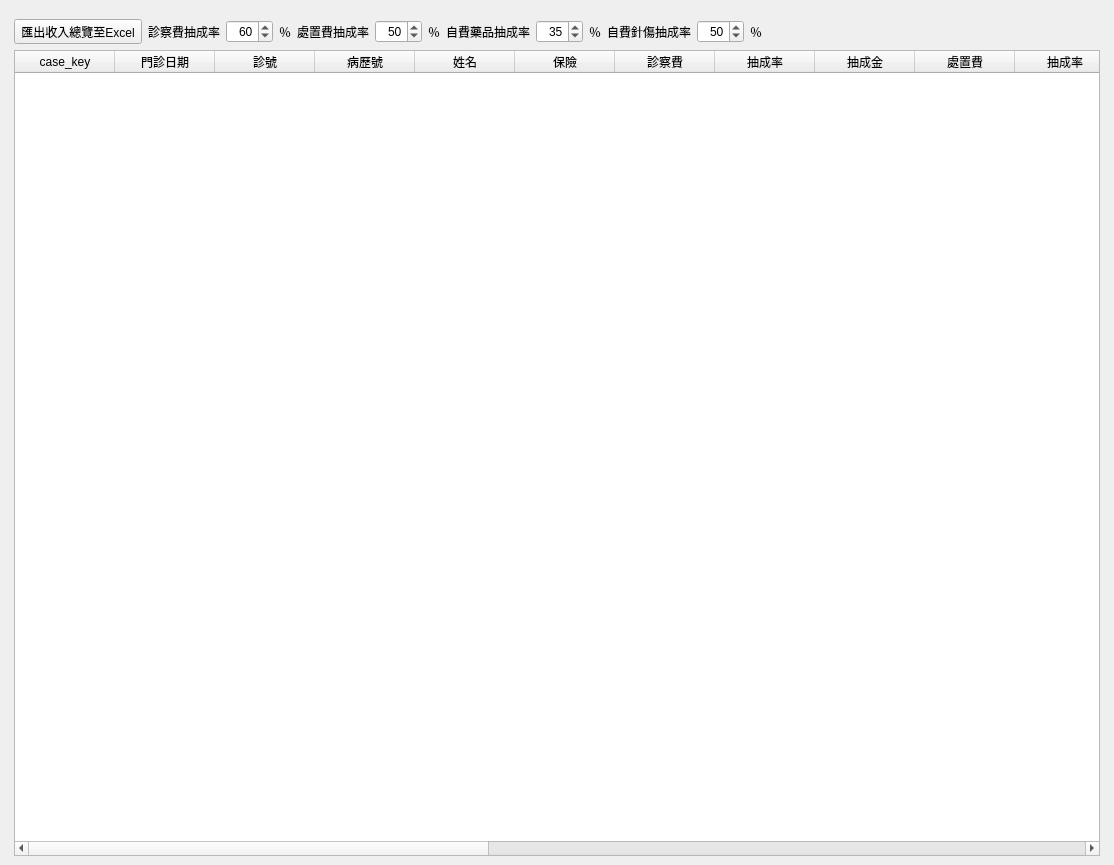
Above: ui/statistics_doctor_achievement.ui from picacat/pymedical before the change. Below: the same form after it.
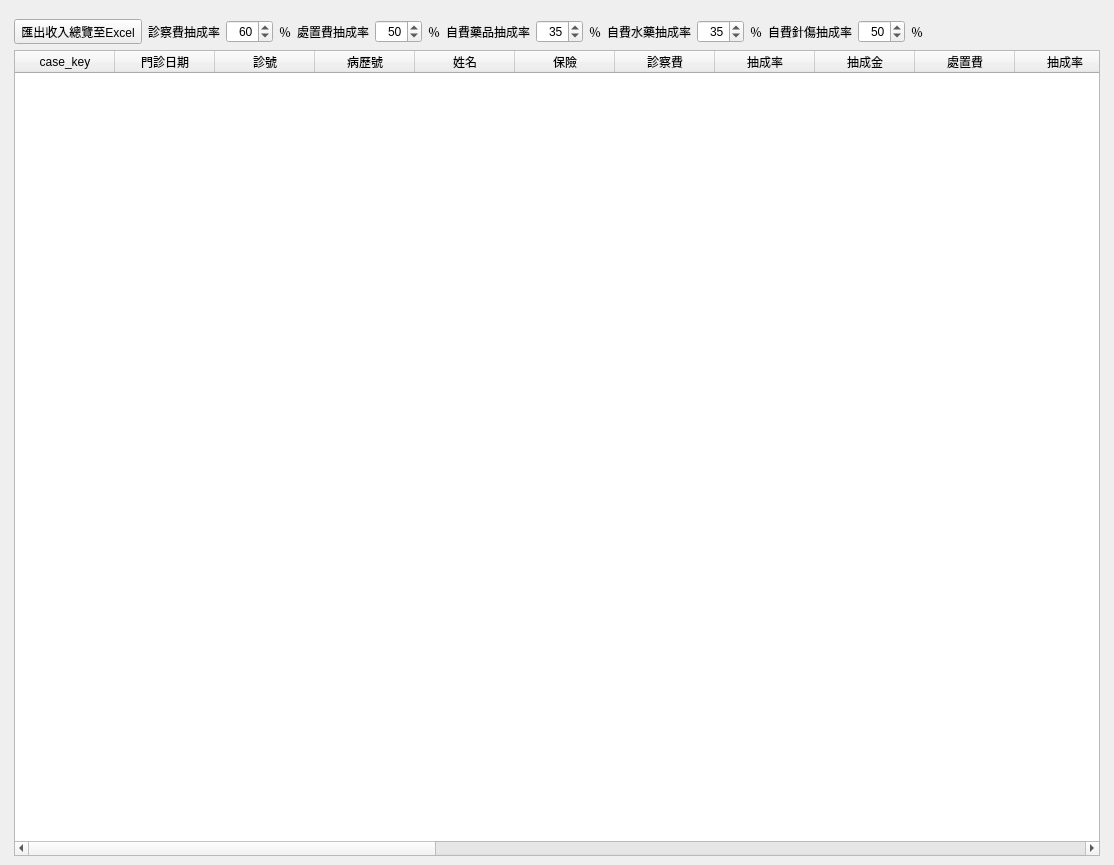
That is the form after the change. Icons and pictures are not drawn.

```diff
--- a/ui/statistics_doctor_achievement.ui
+++ b/ui/statistics_doctor_achievement.ui
@@ -129,6 +129,33 @@
                 </property>
                </widget>
               </item>
+              <item>
+               <widget class="QLabel" name="label_7">
+                <property name="text">
+                 <string>自費水藥抽成率</string>
+                </property>
+               </widget>
+              </item>
+              <item>
+               <widget class="QSpinBox" name="spinBox_herb_rate">
+                <property name="alignment">
+                 <set>Qt::AlignRight|Qt::AlignTrailing|Qt::AlignVCenter</set>
+                </property>
+                <property name="maximum">
+                 <number>100</number>
+                </property>
+                <property name="value">
+                 <number>35</number>
+                </property>
+               </widget>
+              </item>
+              <item>
+               <widget class="QLabel" name="label_herb_rate_type">
+                <property name="text">
+                 <string>％</string>
+                </property>
+               </widget>
+              </item>
               <item>
                <widget class="QLabel" name="label_8">
                 <property name="text">
@@ -257,6 +284,21 @@
                 <string>抽成金</string>
                </property>
               </column>
+              <column>
+               <property name="text">
+                <string>自費水藥</string>
+               </property>
+              </column>
+              <column>
+               <property name="text">
+                <string>抽成率</string>
+               </property>
+              </column>
+              <column>
+               <property name="text">
+                <string>抽成金</string>
+               </property>
+              </column>
               <column>
                <property name="text">
                 <string>自費針傷</string>
```
